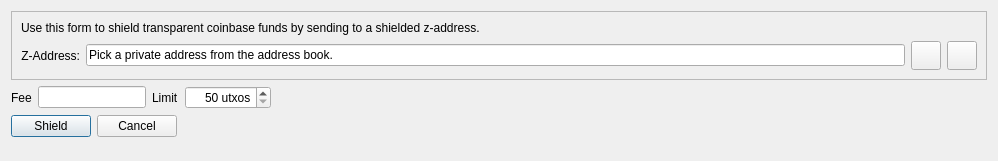
This is src/qt/forms/shieldcoinsdialog.ui in ssghost/litecoinz as Qt 5 draws it before an edit. The edited form follows.
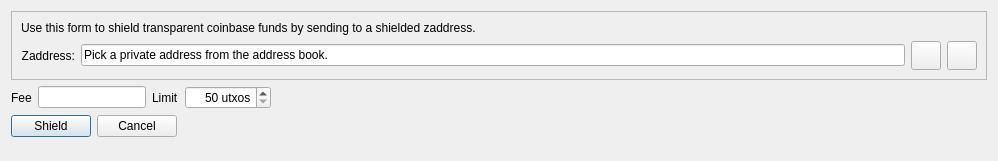
This is the edited form. Icons and pictures are not drawn. Custom widgets are drawn as their Qt base class.

```diff
--- a/src/qt/forms/shieldcoinsdialog.ui
+++ b/src/qt/forms/shieldcoinsdialog.ui
@@ -33,7 +33,7 @@
              <string>An optional label to associate with the new receiving address.</string>
             </property>
             <property name="text">
-             <string>Z-Address:</string>
+             <string>Zaddress:</string>
             </property>
             <property name="alignment">
              <set>Qt::AlignRight|Qt::AlignTrailing|Qt::AlignVCenter</set>
@@ -101,7 +101,7 @@
         <item row="1" column="0">
          <widget class="QLabel" name="label_5">
           <property name="text">
-           <string>Use this form to shield transparent coinbase funds by sending to a shielded z-address.</string>
+           <string>Use this form to shield transparent coinbase funds by sending to a shielded zaddress.</string>
           </property>
          </widget>
         </item>
```
